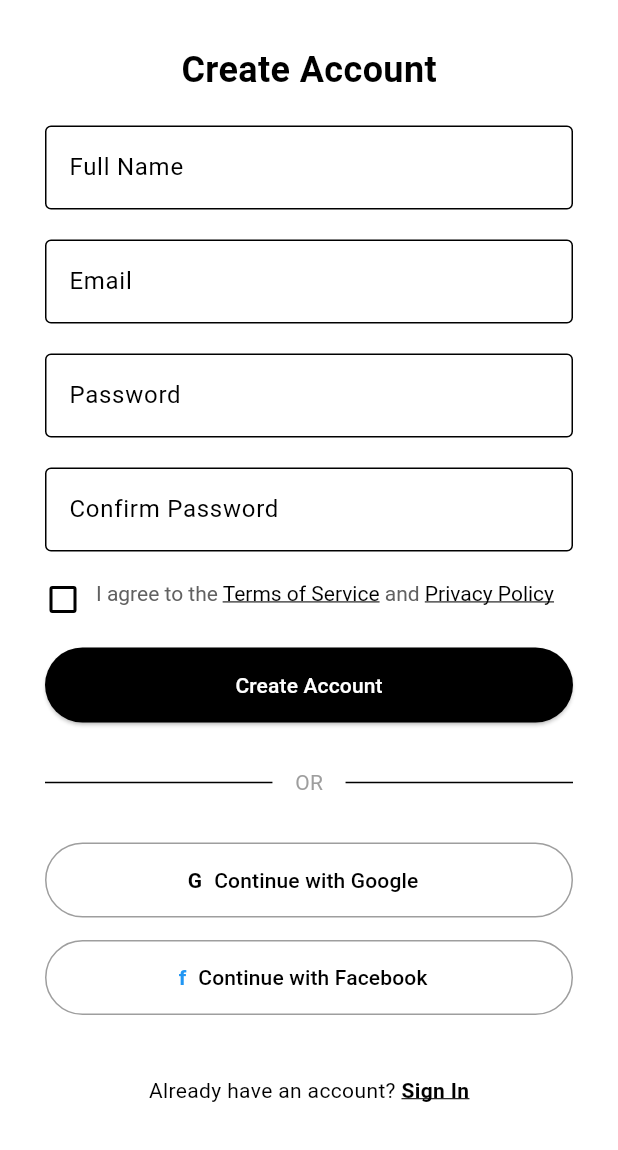
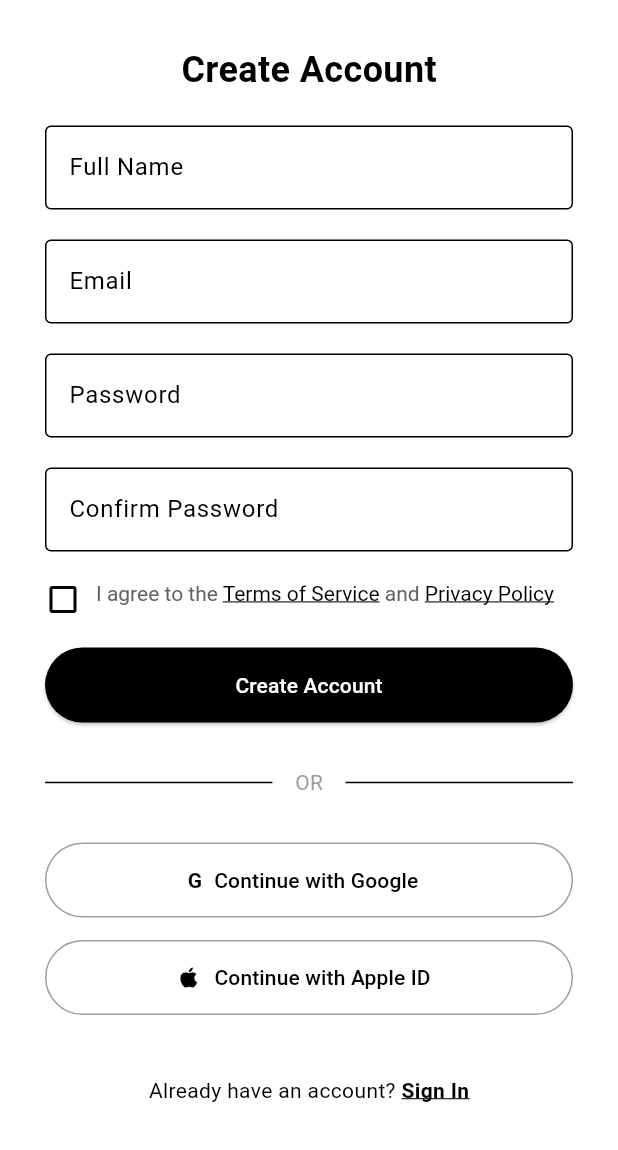
Before and after one commit to KemalIlkilic/pet-feeding, a Flutter app: the SignUpScreen screen opened by its route, scrolled down 160 dp, on a phone screen of 412 x 824 dp, the part 86-1236 px from its top. Run offline on Flutter 3.47's test engine with Material 3 defaults, Android fonts, the phone set to English and light mode, and no system bars; our stand-ins replace cloud_firestore, firebase_auth, firebase_core, google_sign_in; accounts and stored records are empty.

Commit message:
Update signup_screen.dart
i changed the sign up option with facebook to sign up with apple id

```diff
--- a/lib/screens/signup_screen.dart
+++ b/lib/screens/signup_screen.dart
@@ -290,9 +290,9 @@
                     ),
                     const SizedBox(height: 15),
                 OutlinedButton.icon(
-                      icon: const Text('f', style: TextStyle(fontWeight: FontWeight.bold, color: Colors.blue)),
-                      label: const Text('Continue with Facebook', style: TextStyle(color: Colors.black)),
-                      onPressed: _signInWithFacebook,
+  icon: const Icon(Icons.apple, color: Colors.black),
+  label: const Text('Continue with Apple ID', style: TextStyle(color: Colors.black)),
+  onPressed: _signInWithFacebook, // Placeholder for logic team
   style: OutlinedButton.styleFrom(
     minimumSize: const Size(double.infinity, 50),
     side: const BorderSide(color: Colors.grey),
```
Lines whose indentation alone changed are shown as unchanged.
